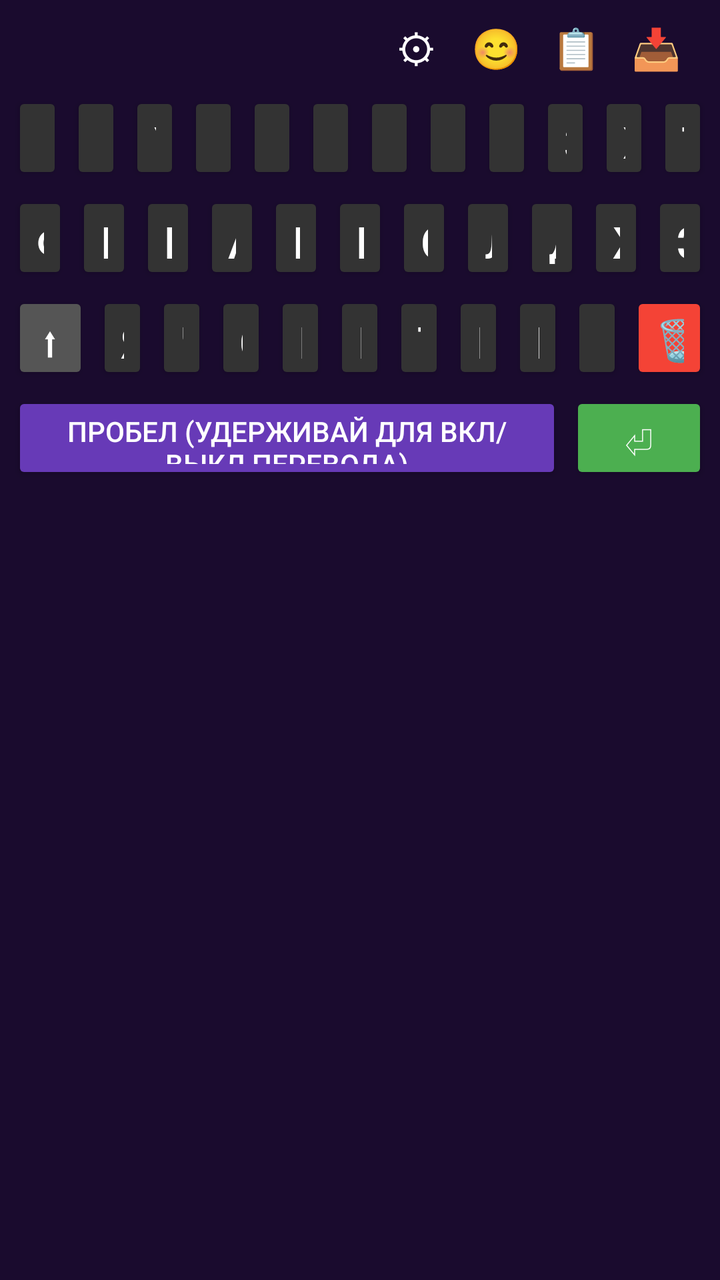
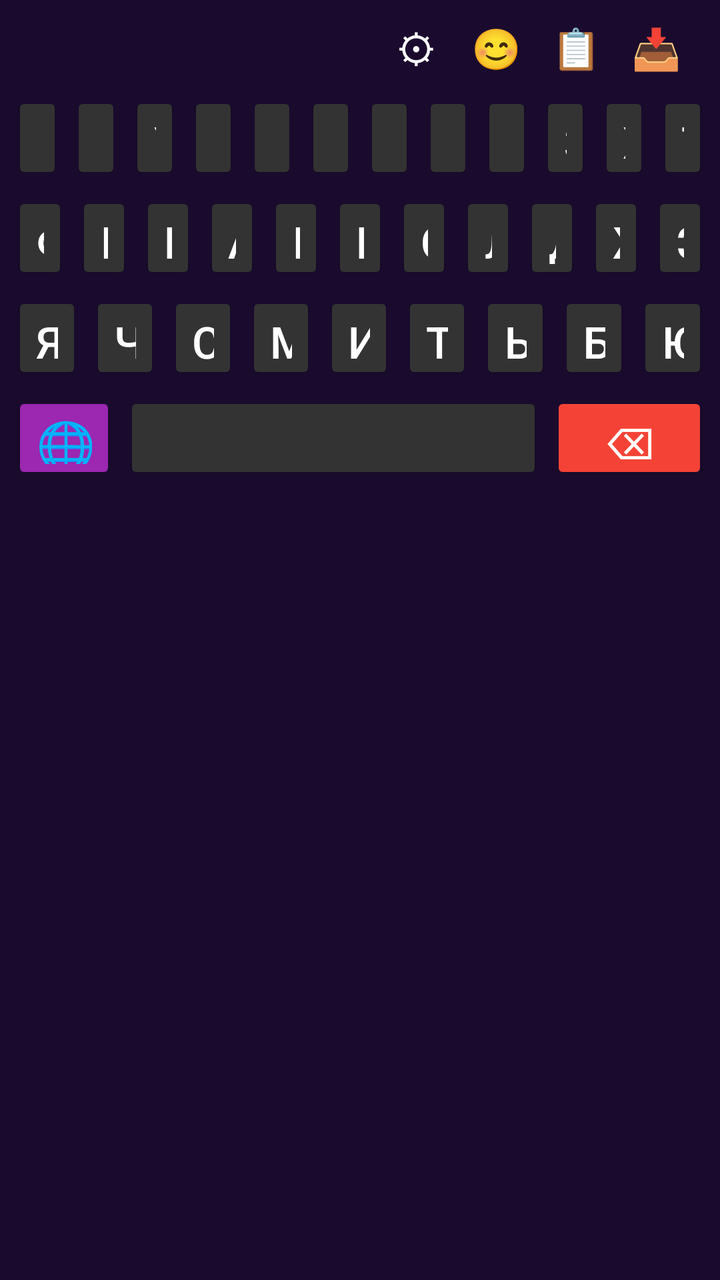

An Android layout rendered at two revisions. The XML below is the earlier revision; the diff shows what the commit changed to produce the second picture.
<!-- AndroidManifest.xml: application theme Theme.AppCompat.DayNight.NoActionBar -->
<!-- res/layout/keyboard_layout.xml -->
<?xml version="1.0" encoding="utf-8"?>
<LinearLayout xmlns:android="http://schemas.android.com/apk/res/android"
    android:layout_width="match_parent"
    android:layout_height="wrap_content"
    android:orientation="vertical"
    android:background="#1A0B2E"
    android:padding="4dp">

    
    <LinearLayout
        android:layout_width="match_parent"
        android:layout_height="40dp"
        android:orientation="horizontal"
        android:gravity="end"
        android:paddingRight="8dp">
        <Button android:id="@+id/btnSettings" android:layout_width="40dp" android:layout_height="40dp" android:text="⚙" android:textSize="20sp" android:textColor="#FFFFFF" android:backgroundTint="#00000000" android:background="@null" />
        <Button android:id="@+id/btnEmoji" android:layout_width="40dp" android:layout_height="40dp" android:text="😊" android:textSize="20sp" android:textColor="#FFFFFF" android:backgroundTint="#00000000" android:background="@null" />
        <Button android:id="@+id/btnCopy" android:layout_width="40dp" android:layout_height="40dp" android:text="📋" android:textSize="20sp" android:textColor="#FFFFFF" android:backgroundTint="#00000000" android:background="@null" />
        <Button android:id="@+id/btnPaste" android:layout_width="40dp" android:layout_height="40dp" android:text="📥" android:textSize="20sp" android:textColor="#FFFFFF" android:backgroundTint="#00000000" android:background="@null" />
    </LinearLayout>

    
    <LinearLayout android:layout_width="match_parent" android:layout_height="50dp" android:orientation="horizontal">
        <Button android:id="@+id/k_й" android:layout_width="0dp" android:layout_weight="1" android:layout_height="match_parent" android:text="й" android:textSize="22sp" android:textColor="#FFFFFF" android:backgroundTint="#333333" android:layout_margin="2dp"/>
        <Button android:id="@+id/k_ц" android:layout_width="0dp" android:layout_weight="1" android:layout_height="match_parent" android:text="ц" android:textSize="22sp" android:textColor="#FFFFFF" android:backgroundTint="#333333" android:layout_margin="2dp"/>
        <Button android:id="@+id/k_у" android:layout_width="0dp" android:layout_weight="1" android:layout_height="match_parent" android:text="у" android:textSize="22sp" android:textColor="#FFFFFF" android:backgroundTint="#333333" android:layout_margin="2dp"/>
        <Button android:id="@+id/k_к" android:layout_width="0dp" android:layout_weight="1" android:layout_height="match_parent" android:text="к" android:textSize="22sp" android:textColor="#FFFFFF" android:backgroundTint="#333333" android:layout_margin="2dp"/>
        <Button android:id="@+id/k_е" android:layout_width="0dp" android:layout_weight="1" android:layout_height="match_parent" android:text="е" android:textSize="22sp" android:textColor="#FFFFFF" android:backgroundTint="#333333" android:layout_margin="2dp"/>
        <Button android:id="@+id/k_н" android:layout_width="0dp" android:layout_weight="1" android:layout_height="match_parent" android:text="н" android:textSize="22sp" android:textColor="#FFFFFF" android:backgroundTint="#333333" android:layout_margin="2dp"/>
        <Button android:id="@+id/k_г" android:layout_width="0dp" android:layout_weight="1" android:layout_height="match_parent" android:text="г" android:textSize="22sp" android:textColor="#FFFFFF" android:backgroundTint="#333333" android:layout_margin="2dp"/>
        <Button android:id="@+id/k_ш" android:layout_width="0dp" android:layout_weight="1" android:layout_height="match_parent" android:text="ш" android:textSize="22sp" android:textColor="#FFFFFF" android:backgroundTint="#333333" android:layout_margin="2dp"/>
        <Button android:id="@+id/k_щ" android:layout_width="0dp" android:layout_weight="1" android:layout_height="match_parent" android:text="щ" android:textSize="22sp" android:textColor="#FFFFFF" android:backgroundTint="#333333" android:layout_margin="2dp"/>
        <Button android:id="@+id/k_з" android:layout_width="0dp" android:layout_weight="1" android:layout_height="match_parent" android:text="з" android:textSize="22sp" android:textColor="#FFFFFF" android:backgroundTint="#333333" android:layout_margin="2dp"/>
        <Button android:id="@+id/k_х" android:layout_width="0dp" android:layout_weight="1" android:layout_height="match_parent" android:text="х" android:textSize="22sp" android:textColor="#FFFFFF" android:backgroundTint="#333333" android:layout_margin="2dp"/>
        <Button android:id="@+id/k_ъ" android:layout_width="0dp" android:layout_weight="1" android:layout_height="match_parent" android:text="ъ" android:textSize="22sp" android:textColor="#FFFFFF" android:backgroundTint="#333333" android:layout_margin="2dp"/>
    </LinearLayout>

    
    <LinearLayout android:layout_width="match_parent" android:layout_height="50dp" android:orientation="horizontal">
        <Button android:id="@+id/k_ф" android:layout_width="0dp" android:layout_weight="1" android:layout_height="match_parent" android:text="ф" android:textSize="22sp" android:textColor="#FFFFFF" android:backgroundTint="#333333" android:layout_margin="2dp"/>
        <Button android:id="@+id/k_ы" android:layout_width="0dp" android:layout_weight="1" android:layout_height="match_parent" android:text="ы" android:textSize="22sp" android:textColor="#FFFFFF" android:backgroundTint="#333333" android:layout_margin="2dp"/>
        <Button android:id="@+id/k_в" android:layout_width="0dp" android:layout_weight="1" android:layout_height="match_parent" android:text="в" android:textSize="22sp" android:textColor="#FFFFFF" android:backgroundTint="#333333" android:layout_margin="2dp"/>
        <Button android:id="@+id/k_а" android:layout_width="0dp" android:layout_weight="1" android:layout_height="match_parent" android:text="а" android:textSize="22sp" android:textColor="#FFFFFF" android:backgroundTint="#333333" android:layout_margin="2dp"/>
        <Button android:id="@+id/k_п" android:layout_width="0dp" android:layout_weight="1" android:layout_height="match_parent" android:text="п" android:textSize="22sp" android:textColor="#FFFFFF" android:backgroundTint="#333333" android:layout_margin="2dp"/>
        <Button android:id="@+id/k_р" android:layout_width="0dp" android:layout_weight="1" android:layout_height="match_parent" android:text="р" android:textSize="22sp" android:textColor="#FFFFFF" android:backgroundTint="#333333" android:layout_margin="2dp"/>
        <Button android:id="@+id/k_о" android:layout_width="0dp" android:layout_weight="1" android:layout_height="match_parent" android:text="о" android:textSize="22sp" android:textColor="#FFFFFF" android:backgroundTint="#333333" android:layout_margin="2dp"/>
        <Button android:id="@+id/k_л" android:layout_width="0dp" android:layout_weight="1" android:layout_height="match_parent" android:text="л" android:textSize="22sp" android:textColor="#FFFFFF" android:backgroundTint="#333333" android:layout_margin="2dp"/>
        <Button android:id="@+id/k_д" android:layout_width="0dp" android:layout_weight="1" android:layout_height="match_parent" android:text="д" android:textSize="22sp" android:textColor="#FFFFFF" android:backgroundTint="#333333" android:layout_margin="2dp"/>
        <Button android:id="@+id/k_ж" android:layout_width="0dp" android:layout_weight="1" android:layout_height="match_parent" android:text="ж" android:textSize="22sp" android:textColor="#FFFFFF" android:backgroundTint="#333333" android:layout_margin="2dp"/>
        <Button android:id="@+id/k_э" android:layout_width="0dp" android:layout_weight="1" android:layout_height="match_parent" android:text="э" android:textSize="22sp" android:textColor="#FFFFFF" android:backgroundTint="#333333" android:layout_margin="2dp"/>
    </LinearLayout>

    
    <LinearLayout android:layout_width="match_parent" android:layout_height="50dp" android:orientation="horizontal">
        
        <Button android:id="@+id/btnShift" android:layout_width="0dp" android:layout_weight="1.5" android:layout_height="match_parent" android:text="⬆" android:textSize="20sp" android:textColor="#FFFFFF" android:backgroundTint="#555555" android:layout_margin="2dp"/>
        
        <Button android:id="@+id/k_я" android:layout_width="0dp" android:layout_weight="1" android:layout_height="match_parent" android:text="я" android:textSize="22sp" android:textColor="#FFFFFF" android:backgroundTint="#333333" android:layout_margin="2dp"/>
        <Button android:id="@+id/k_ч" android:layout_width="0dp" android:layout_weight="1" android:layout_height="match_parent" android:text="ч" android:textSize="22sp" android:textColor="#FFFFFF" android:backgroundTint="#333333" android:layout_margin="2dp"/>
        <Button android:id="@+id/k_с" android:layout_width="0dp" android:layout_weight="1" android:layout_height="match_parent" android:text="с" android:textSize="22sp" android:textColor="#FFFFFF" android:backgroundTint="#333333" android:layout_margin="2dp"/>
        <Button android:id="@+id/k_м" android:layout_width="0dp" android:layout_weight="1" android:layout_height="match_parent" android:text="м" android:textSize="22sp" android:textColor="#FFFFFF" android:backgroundTint="#333333" android:layout_margin="2dp"/>
        <Button android:id="@+id/k_и" android:layout_width="0dp" android:layout_weight="1" android:layout_height="match_parent" android:text="и" android:textSize="22sp" android:textColor="#FFFFFF" android:backgroundTint="#333333" android:layout_margin="2dp"/>
        <Button android:id="@+id/k_т" android:layout_width="0dp" android:layout_weight="1" android:layout_height="match_parent" android:text="т" android:textSize="22sp" android:textColor="#FFFFFF" android:backgroundTint="#333333" android:layout_margin="2dp"/>
        <Button android:id="@+id/k_ь" android:layout_width="0dp" android:layout_weight="1" android:layout_height="match_parent" android:text="ь" android:textSize="22sp" android:textColor="#FFFFFF" android:backgroundTint="#333333" android:layout_margin="2dp"/>
        <Button android:id="@+id/k_б" android:layout_width="0dp" android:layout_weight="1" android:layout_height="match_parent" android:text="б" android:textSize="22sp" android:textColor="#FFFFFF" android:backgroundTint="#333333" android:layout_margin="2dp"/>
        <Button android:id="@+id/k_ю" android:layout_width="0dp" android:layout_weight="1" android:layout_height="match_parent" android:text="ю" android:textSize="22sp" android:textColor="#FFFFFF" android:backgroundTint="#333333" android:layout_margin="2dp"/>
        
        
        <Button android:id="@+id/btnDelWord" android:layout_width="0dp" android:layout_weight="1.5" android:layout_height="match_parent" android:text="🗑" android:textSize="20sp" android:textColor="#FFFFFF" android:backgroundTint="#F44336" android:layout_margin="2dp"/>
    </LinearLayout>

    
    <LinearLayout android:layout_width="match_parent" android:layout_height="50dp" android:orientation="horizontal" android:gravity="center">
        <Button android:id="@+id/btnSpace" android:layout_width="0dp" android:layout_weight="4" android:layout_height="match_parent" android:text="ПРОБЕЛ (Удерживай для вкл/выкл перевода)" android:textSize="14sp" android:textColor="#FFFFFF" android:backgroundTint="#673AB7" android:layout_margin="2dp"/>
        <Button android:id="@+id/btnEnter" android:layout_width="0dp" android:layout_weight="1" android:layout_height="match_parent" android:text="⏎" android:textSize="20sp" android:textColor="#FFFFFF" android:backgroundTint="#4CAF50" android:layout_margin="2dp"/>
    </LinearLayout>
</LinearLayout>
<!-- resources referenced by this layout -->
<resources>

</resources>

<!-- the commit's change to res/layout/keyboard_layout.xml (unified diff, before → after) -->
@@ -20,7 +20,7 @@
     </LinearLayout>
 
     
-    <LinearLayout android:layout_width="match_parent" android:layout_height="50dp" android:orientation="horizontal">
+    <LinearLayout android:id="@+id/rowRu1" android:layout_width="match_parent" android:layout_height="50dp" android:orientation="horizontal">
         <Button android:id="@+id/k_й" android:layout_width="0dp" android:layout_weight="1" android:layout_height="match_parent" android:text="й" android:textSize="22sp" android:textColor="#FFFFFF" android:backgroundTint="#333333" android:layout_margin="2dp"/>
         <Button android:id="@+id/k_ц" android:layout_width="0dp" android:layout_weight="1" android:layout_height="match_parent" android:text="ц" android:textSize="22sp" android:textColor="#FFFFFF" android:backgroundTint="#333333" android:layout_margin="2dp"/>
         <Button android:id="@+id/k_у" android:layout_width="0dp" android:layout_weight="1" android:layout_height="match_parent" android:text="у" android:textSize="22sp" android:textColor="#FFFFFF" android:backgroundTint="#333333" android:layout_margin="2dp"/>
@@ -36,7 +36,21 @@
     </LinearLayout>
 
     
-    <LinearLayout android:layout_width="match_parent" android:layout_height="50dp" android:orientation="horizontal">
+    <LinearLayout android:id="@+id/rowEn1" android:layout_width="match_parent" android:layout_height="50dp" android:orientation="horizontal" android:visibility="gone">
+        <Button android:id="@+id/e_q" android:layout_width="0dp" android:layout_weight="1" android:layout_height="match_parent" android:text="q" android:textSize="22sp" android:textColor="#FFFFFF" android:backgroundTint="#333333" android:layout_margin="2dp"/>
+        <Button android:id="@+id/e_w" android:layout_width="0dp" android:layout_weight="1" android:layout_height="match_parent" android:text="w" android:textSize="22sp" android:textColor="#FFFFFF" android:backgroundTint="#333333" android:layout_margin="2dp"/>
+        <Button android:id="@+id/e_e" android:layout_width="0dp" android:layout_weight="1" android:layout_height="match_parent" android:text="e" android:textSize="22sp" android:textColor="#FFFFFF" android:backgroundTint="#333333" android:layout_margin="2dp"/>
+        <Button android:id="@+id/e_r" android:layout_width="0dp" android:layout_weight="1" android:layout_height="match_parent" android:text="r" android:textSize="22sp" android:textColor="#FFFFFF" android:backgroundTint="#333333" android:layout_margin="2dp"/>
+        <Button android:id="@+id/e_t" android:layout_width="0dp" android:layout_weight="1" android:layout_height="match_parent" android:text="t" android:textSize="22sp" android:textColor="#FFFFFF" android:backgroundTint="#333333" android:layout_margin="2dp"/>
+        <Button android:id="@+id/e_y" android:layout_width="0dp" android:layout_weight="1" android:layout_height="match_parent" android:text="y" android:textSize="22sp" android:textColor="#FFFFFF" android:backgroundTint="#333333" android:layout_margin="2dp"/>
+        <Button android:id="@+id/e_u" android:layout_width="0dp" android:layout_weight="1" android:layout_height="match_parent" android:text="u" android:textSize="22sp" android:textColor="#FFFFFF" android:backgroundTint="#333333" android:layout_margin="2dp"/>
+        <Button android:id="@+id/e_i" android:layout_width="0dp" android:layout_weight="1" android:layout_height="match_parent" android:text="i" android:textSize="22sp" android:textColor="#FFFFFF" android:backgroundTint="#333333" android:layout_margin="2dp"/>
+        <Button android:id="@+id/e_o" android:layout_width="0dp" android:layout_weight="1" android:layout_height="match_parent" android:text="o" android:textSize="22sp" android:textColor="#FFFFFF" android:backgroundTint="#333333" android:layout_margin="2dp"/>
+        <Button android:id="@+id/e_p" android:layout_width="0dp" android:layout_weight="1" android:layout_height="match_parent" android:text="p" android:textSize="22sp" android:textColor="#FFFFFF" android:backgroundTint="#333333" android:layout_margin="2dp"/>
+    </LinearLayout>
+
+    
+    <LinearLayout android:id="@+id/rowRu2" android:layout_width="match_parent" android:layout_height="50dp" android:orientation="horizontal">
         <Button android:id="@+id/k_ф" android:layout_width="0dp" android:layout_weight="1" android:layout_height="match_parent" android:text="ф" android:textSize="22sp" android:textColor="#FFFFFF" android:backgroundTint="#333333" android:layout_margin="2dp"/>
         <Button android:id="@+id/k_ы" android:layout_width="0dp" android:layout_weight="1" android:layout_height="match_parent" android:text="ы" android:textSize="22sp" android:textColor="#FFFFFF" android:backgroundTint="#333333" android:layout_margin="2dp"/>
         <Button android:id="@+id/k_в" android:layout_width="0dp" android:layout_weight="1" android:layout_height="match_parent" android:text="в" android:textSize="22sp" android:textColor="#FFFFFF" android:backgroundTint="#333333" android:layout_margin="2dp"/>
@@ -51,10 +65,20 @@
     </LinearLayout>
 
     
-    <LinearLayout android:layout_width="match_parent" android:layout_height="50dp" android:orientation="horizontal">
-        
-        <Button android:id="@+id/btnShift" android:layout_width="0dp" android:layout_weight="1.5" android:layout_height="match_parent" android:text="⬆" android:textSize="20sp" android:textColor="#FFFFFF" android:backgroundTint="#555555" android:layout_margin="2dp"/>
-        
+    <LinearLayout android:id="@+id/rowEn2" android:layout_width="match_parent" android:layout_height="50dp" android:orientation="horizontal" android:visibility="gone">
+        <Button android:id="@+id/e_a" android:layout_width="0dp" android:layout_weight="1" android:layout_height="match_parent" android:text="a" android:textSize="22sp" android:textColor="#FFFFFF" android:backgroundTint="#333333" android:layout_margin="2dp"/>
+        <Button android:id="@+id/e_s" android:layout_width="0dp" android:layout_weight="1" android:layout_height="match_parent" android:text="s" android:textSize="22sp" android:textColor="#FFFFFF" android:backgroundTint="#333333" android:layout_margin="2dp"/>
+        <Button android:id="@+id/e_d" android:layout_width="0dp" android:layout_weight="1" android:layout_height="match_parent" android:text="d" android:textSize="22sp" android:textColor="#FFFFFF" android:backgroundTint="#333333" android:layout_margin="2dp"/>
+        <Button android:id="@+id/e_f" android:layout_width="0dp" android:layout_weight="1" android:layout_height="match_parent" android:text="f" android:textSize="22sp" android:textColor="#FFFFFF" android:backgroundTint="#333333" android:layout_margin="2dp"/>
+        <Button android:id="@+id/e_g" android:layout_width="0dp" android:layout_weight="1" android:layout_height="match_parent" android:text="g" android:textSize="22sp" android:textColor="#FFFFFF" android:backgroundTint="#333333" android:layout_margin="2dp"/>
+        <Button android:id="@+id/e_h" android:layout_width="0dp" android:layout_weight="1" android:layout_height="match_parent" android:text="h" android:textSize="22sp" android:textColor="#FFFFFF" android:backgroundTint="#333333" android:layout_margin="2dp"/>
+        <Button android:id="@+id/e_j" android:layout_width="0dp" android:layout_weight="1" android:layout_height="match_parent" android:text="j" android:textSize="22sp" android:textColor="#FFFFFF" android:backgroundTint="#333333" android:layout_margin="2dp"/>
+        <Button android:id="@+id/e_k" android:layout_width="0dp" android:layout_weight="1" android:layout_height="match_parent" android:text="k" android:textSize="22sp" android:textColor="#FFFFFF" android:backgroundTint="#333333" android:layout_margin="2dp"/>
+        <Button android:id="@+id/e_l" android:layout_width="0dp" android:layout_weight="1" android:layout_height="match_parent" android:text="l" android:textSize="22sp" android:textColor="#FFFFFF" android:backgroundTint="#333333" android:layout_margin="2dp"/>
+    </LinearLayout>
+
+    
+    <LinearLayout android:id="@+id/rowRu3" android:layout_width="match_parent" android:layout_height="50dp" android:orientation="horizontal">
         <Button android:id="@+id/k_я" android:layout_width="0dp" android:layout_weight="1" android:layout_height="match_parent" android:text="я" android:textSize="22sp" android:textColor="#FFFFFF" android:backgroundTint="#333333" android:layout_margin="2dp"/>
         <Button android:id="@+id/k_ч" android:layout_width="0dp" android:layout_weight="1" android:layout_height="match_parent" android:text="ч" android:textSize="22sp" android:textColor="#FFFFFF" android:backgroundTint="#333333" android:layout_margin="2dp"/>
         <Button android:id="@+id/k_с" android:layout_width="0dp" android:layout_weight="1" android:layout_height="match_parent" android:text="с" android:textSize="22sp" android:textColor="#FFFFFF" android:backgroundTint="#333333" android:layout_margin="2dp"/>
@@ -64,14 +88,29 @@
         <Button android:id="@+id/k_ь" android:layout_width="0dp" android:layout_weight="1" android:layout_height="match_parent" android:text="ь" android:textSize="22sp" android:textColor="#FFFFFF" android:backgroundTint="#333333" android:layout_margin="2dp"/>
         <Button android:id="@+id/k_б" android:layout_width="0dp" android:layout_weight="1" android:layout_height="match_parent" android:text="б" android:textSize="22sp" android:textColor="#FFFFFF" android:backgroundTint="#333333" android:layout_margin="2dp"/>
         <Button android:id="@+id/k_ю" android:layout_width="0dp" android:layout_weight="1" android:layout_height="match_parent" android:text="ю" android:textSize="22sp" android:textColor="#FFFFFF" android:backgroundTint="#333333" android:layout_margin="2dp"/>
-        
-        
-        <Button android:id="@+id/btnDelWord" android:layout_width="0dp" android:layout_weight="1.5" android:layout_height="match_parent" android:text="🗑" android:textSize="20sp" android:textColor="#FFFFFF" android:backgroundTint="#F44336" android:layout_margin="2dp"/>
     </LinearLayout>
 
     
-    <LinearLayout android:layout_width="match_parent" android:layout_height="50dp" android:orientation="horizontal" android:gravity="center">
-        <Button android:id="@+id/btnSpace" android:layout_width="0dp" android:layout_weight="4" android:layout_height="match_parent" android:text="ПРОБЕЛ (Удерживай для вкл/выкл перевода)" android:textSize="14sp" android:textColor="#FFFFFF" android:backgroundTint="#673AB7" android:layout_margin="2dp"/>
-        <Button android:id="@+id/btnEnter" android:layout_width="0dp" android:layout_weight="1" android:layout_height="match_parent" android:text="⏎" android:textSize="20sp" android:textColor="#FFFFFF" android:backgroundTint="#4CAF50" android:layout_margin="2dp"/>
+    <LinearLayout android:id="@+id/rowEn3" android:layout_width="match_parent" android:layout_height="50dp" android:orientation="horizontal" android:visibility="gone">
+        <Button android:id="@+id/e_z" android:layout_width="0dp" android:layout_weight="1" android:layout_height="match_parent" android:text="z" android:textSize="22sp" android:textColor="#FFFFFF" android:backgroundTint="#333333" android:layout_margin="2dp"/>
+        <Button android:id="@+id/e_x" android:layout_width="0dp" android:layout_weight="1" android:layout_height="match_parent" android:text="x" android:textSize="22sp" android:textColor="#FFFFFF" android:backgroundTint="#333333" android:layout_margin="2dp"/>
+        <Button android:id="@+id/e_c" android:layout_width="0dp" android:layout_weight="1" android:layout_height="match_parent" android:text="c" android:textSize="22sp" android:textColor="#FFFFFF" android:backgroundTint="#333333" android:layout_margin="2dp"/>
+        <Button android:id="@+id/e_v" android:layout_width="0dp" android:layout_weight="1" android:layout_height="match_parent" android:text="v" android:textSize="22sp" android:textColor="#FFFFFF" android:backgroundTint="#333333" android:layout_margin="2dp"/>
+        <Button android:id="@+id/e_b" android:layout_width="0dp" android:layout_weight="1" android:layout_height="match_parent" android:text="b" android:textSize="22sp" android:textColor="#FFFFFF" android:backgroundTint="#333333" android:layout_margin="2dp"/>
+        <Button android:id="@+id/e_n" android:layout_width="0dp" android:layout_weight="1" android:layout_height="match_parent" android:text="n" android:textSize="22sp" android:textColor="#FFFFFF" android:backgroundTint="#333333" android:layout_margin="2dp"/>
+        <Button android:id="@+id/e_m" android:layout_width="0dp" android:layout_weight="1" android:layout_height="match_parent" android:text="m" android:textSize="22sp" android:textColor="#FFFFFF" android:backgroundTint="#333333" android:layout_margin="2dp"/>
+    </LinearLayout>
+
+    
+    <LinearLayout android:layout_width="match_parent" android:layout_height="50dp" android:orientation="horizontal" android:gravity="center_vertical">
+        
+        
+        <Button android:id="@+id/btnLang" android:layout_width="0dp" android:layout_weight="1" android:layout_height="match_parent" android:text="🌐" android:textSize="24sp" android:textColor="#FFFFFF" android:backgroundTint="#9C27B0" android:layout_margin="2dp"/>
+
+        
+        <Button android:id="@+id/btnSpace" android:layout_width="0dp" android:layout_weight="4" android:layout_height="match_parent" android:text="" android:textSize="18sp" android:textColor="#FFFFFF" android:backgroundTint="#333333" android:layout_margin="2dp"/>
+
+        
+        <Button android:id="@+id/btnBackspace" android:layout_width="0dp" android:layout_weight="1.5" android:layout_height="match_parent" android:text="⌫" android:textSize="22sp" android:textColor="#FFFFFF" android:backgroundTint="#F44336" android:layout_margin="2dp"/>
     </LinearLayout>
 </LinearLayout>
